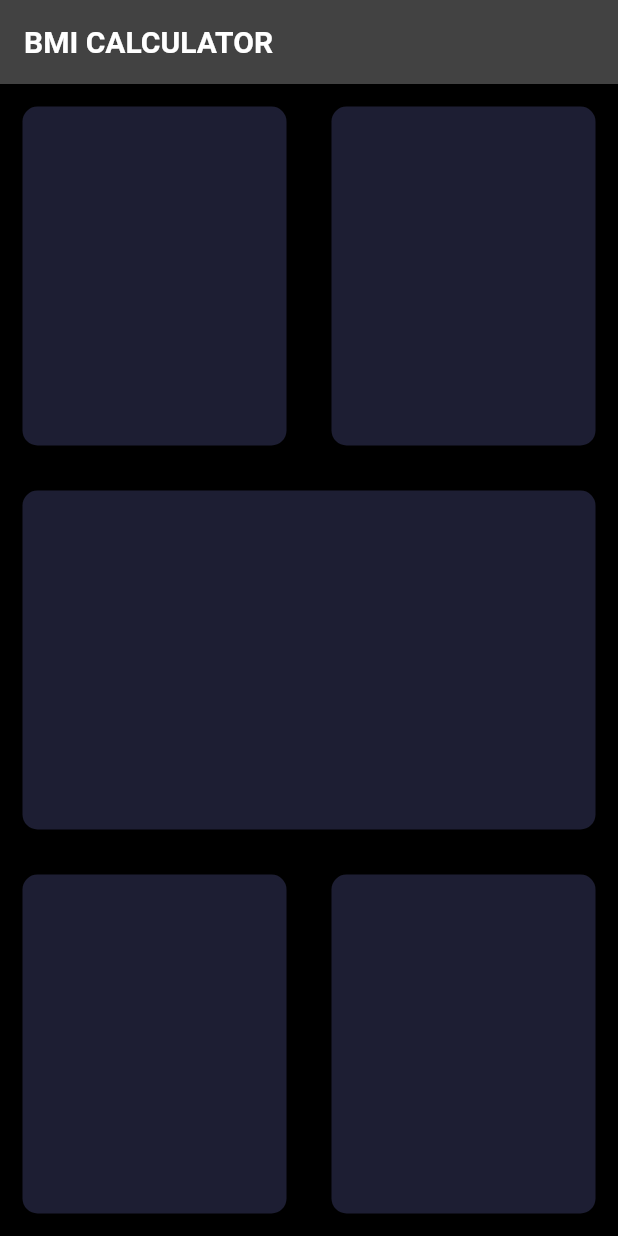
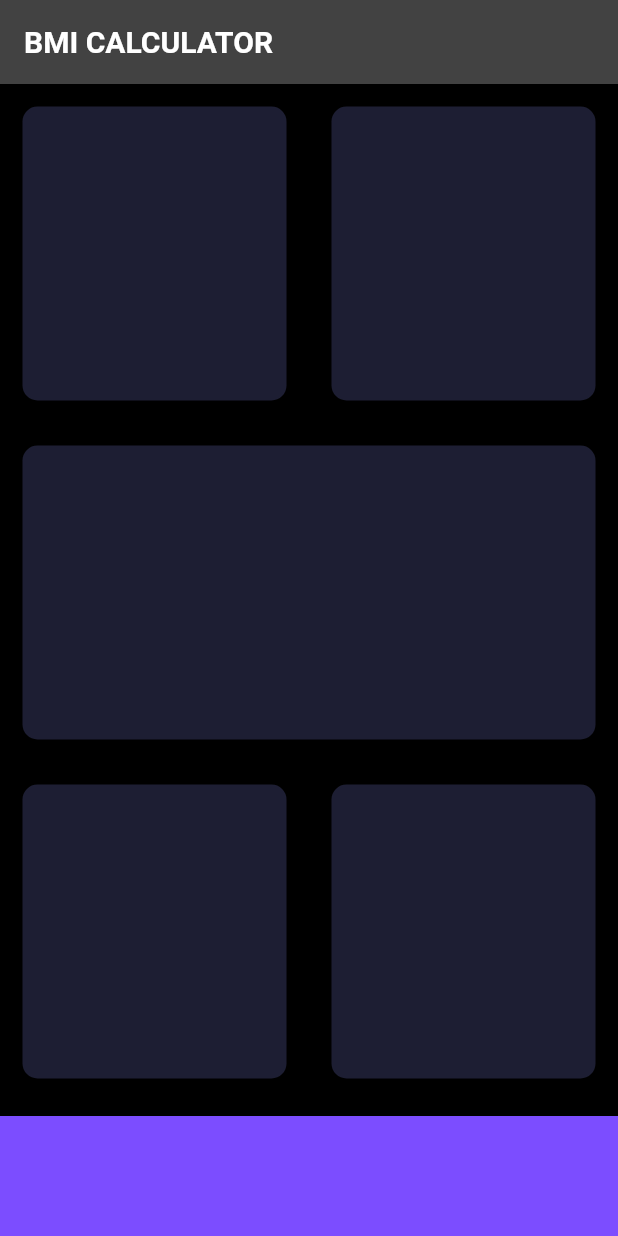
Before and after one commit to Dsoji/Calculator-BMI-, a Flutter app: the screen it shows after launch, on a phone screen of 412 x 824 dp. Run offline on Flutter 3.47's test engine with Material 2 defaults, Android fonts, the phone set to English and light mode, and no system bars.

Commit message:
Third Commit

```diff
--- a/calculator_bmi/lib/input_page.dart
+++ b/calculator_bmi/lib/input_page.dart
@@ -1,4 +1,8 @@
 import 'package:flutter/material.dart';
+
+const bottomContainerHeight = 80.0;
+const activeColourCard = Color(0xFF1D1E33);
+const bottomContainerColor = Colors.deepPurpleAccent;
 
 class InputPage extends StatefulWidget {
   @override
@@ -23,58 +27,60 @@ class _InputPageState extends State<InputPage> {
                 child: Row(
               children: <Widget>[
                 Expanded(
-                  child: Container(
-                    margin: EdgeInsets.all(15.0),
-                    decoration: BoxDecoration(
-                      color: Color(0xFF1D1E33),
-                      borderRadius: BorderRadius.circular(10.0),
-                    ),
+                  child: ReusableCard(
+                    colour: activeColourCard,
                   ),
                 ),
                 Expanded(
-                  child: Container(
-                    margin: EdgeInsets.all(15.0),
-                    decoration: BoxDecoration(
-                      color: Color(0xFF1D1E33),
-                      borderRadius: BorderRadius.circular(10.0),
-                    ),
+                  child: ReusableCard(
+                    colour: activeColourCard,
                   ),
                 ),
               ],
             )),
             Expanded(
-              child: Container(
-                margin: EdgeInsets.all(15.0),
-                decoration: BoxDecoration(
-                  color: Color(0xFF1D1E33),
-                  borderRadius: BorderRadius.circular(10.0),
-                ),
+              child: ReusableCard(
+                colour: activeColourCard,
               ),
             ),
             Expanded(
                 child: Row(
               children: <Widget>[
                 Expanded(
-                  child: Container(
-                    margin: EdgeInsets.all(15.0),
-                    decoration: BoxDecoration(
-                      color: Color(0xFF1D1E33),
-                      borderRadius: BorderRadius.circular(10.0),
-                    ),
+                  child: ReusableCard(
+                    colour: activeColourCard,
                   ),
                 ),
                 Expanded(
-                  child: Container(
-                    margin: EdgeInsets.all(15.0),
-                    decoration: BoxDecoration(
-                      color: Color(0xFF1D1E33),
-                      borderRadius: BorderRadius.circular(10.0),
-                    ),
+                  child: ReusableCard(
+                    colour: activeColourCard,
                   ),
                 ),
               ],
             )),
+            Container(
+              color: bottomContainerColor,
+              margin: EdgeInsets.only(top: 10.0),
+              width: double.infinity,
+              height: bottomContainerHeight,
+            )
           ],
         ));
   }
 }
+
+class ReusableCard extends StatelessWidget {
+  ReusableCard({required this.colour});
+  final Color colour;
+
+  @override
+  Widget build(BuildContext context) {
+    return Container(
+      margin: EdgeInsets.all(15.0),
+      decoration: BoxDecoration(
+        color: colour,
+        borderRadius: BorderRadius.circular(10.0),
+      ),
+    );
+  }
+}
```
